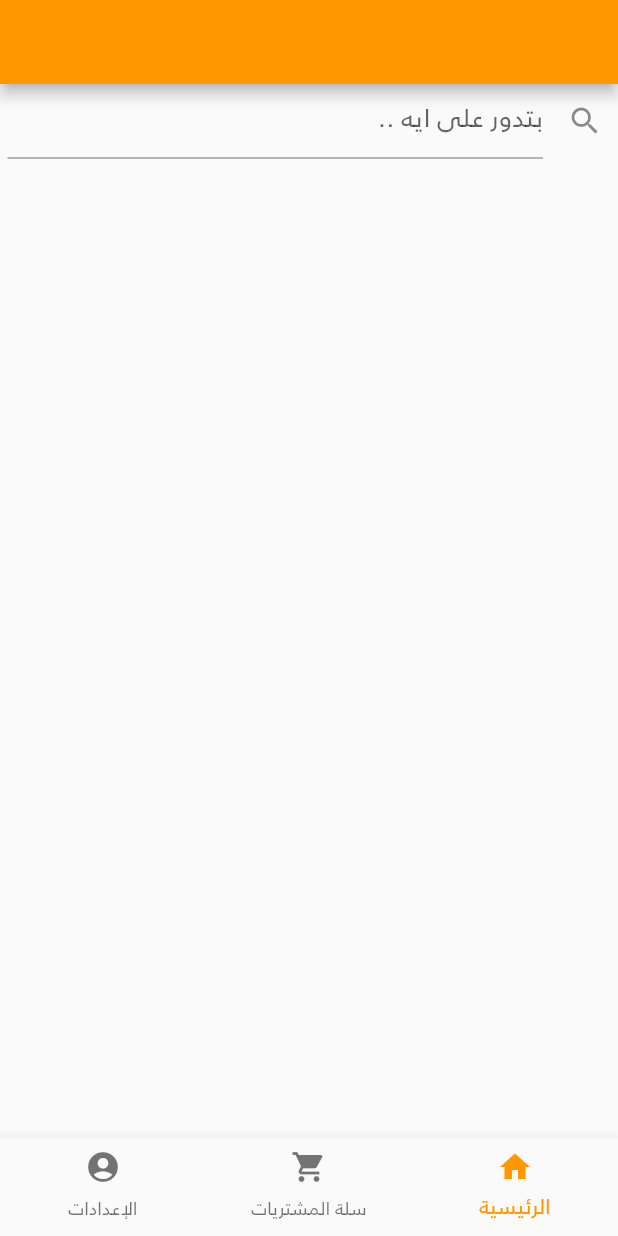
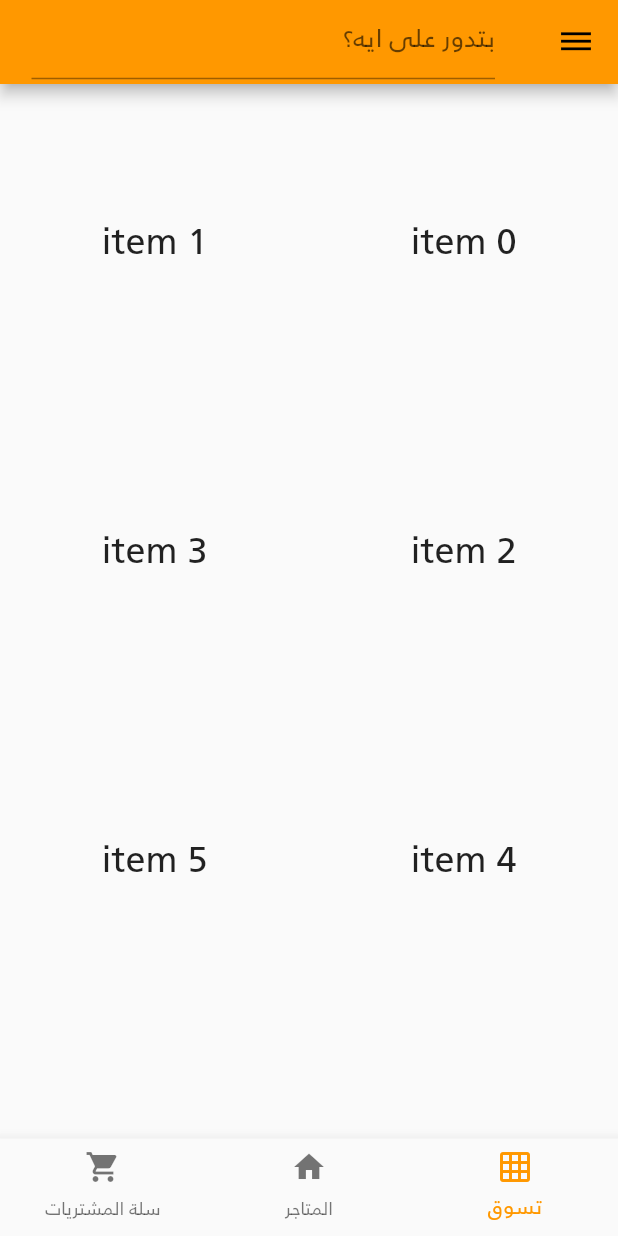
Before and after one commit to 416d72/tayar, a Flutter app: the screen it shows after launch, on a phone screen of 412 x 824 dp. Run offline on Flutter 3.47's test engine with Material 2 defaults, Android fonts, the phone set to English and light mode, and no system bars.

Commit message:
+ Side drawer + Empty user pages + Empty grid sections * Moved search to separate file * Separated common widgets * Modified pages

```diff
--- a/lib/user/main.dart
+++ b/lib/common/search.dart
@@ -1,20 +1,11 @@
 import 'package:flutter/material.dart';
 
-class MainList extends StatelessWidget {
-  @override
-  Widget build(BuildContext context) {
-    return Container(
-      child: _SearchFieldWidget(),
-    );
-  }
-}
-
-class _SearchFieldWidget extends StatefulWidget {
+class SearchFieldWidget extends StatefulWidget {
   @override
   _SearchField createState() => _SearchField();
 }
 
-class _SearchField extends State<_SearchFieldWidget> {
+class _SearchField extends State<SearchFieldWidget> {
   // Display search input field
   @override
   Widget build(BuildContext context) {
@@ -25,8 +16,7 @@ class _SearchField extends State<_SearchFieldWidget> {
       child: TextFormField(
         decoration: InputDecoration(
           contentPadding: EdgeInsets.all(0.0),
-          icon: Icon(Icons.search),
-          labelText: "بتدور على ايه ..",
+          labelText: "بتدور على ايه؟",
         ),
       ),
     );
--- a/lib/main.dart
+++ b/lib/main.dart
@@ -1,9 +1,16 @@
 import 'package:flutter/material.dart';
+import 'package:flutter/services.dart';
 import 'package:flutter_localizations/flutter_localizations.dart';
-import 'package:tayar/user/main.dart';
-// User's pages:
+import 'package:tayar/common/search.dart';
+import 'package:tayar/common/sideDrawer.dart';
+import 'package:tayar/user/cartPage.dart';
+import 'package:tayar/user/mainPage.dart';
+import 'package:tayar/user/preferencesPage.dart';
 
-void main() => runApp(MyApp());
+void main() {
+  SystemChrome.setPreferredOrientations([DeviceOrientation.portraitUp]);
+  runApp(MyApp());
+}
 
 class MyApp extends StatelessWidget {
   // This widget is the root of your application.
@@ -35,8 +42,7 @@ class MyHomePage extends StatefulWidget {
 
 class _MyHomePageState extends State<MyHomePage> {
   int _currentPage = 0;
-  final List<Widget> _pages = [MainList(), MainList(), MainList()];
-
+  final List<Widget> _pages = [MainPage(), CartPage(), PreferencesPage()];
   @override
   Widget build(BuildContext context) {
     // This method is rerun every time setState is called, for instance as done
@@ -46,34 +52,44 @@ class _MyHomePageState extends State<MyHomePage> {
     // fast, so that you can just rebuild anything that needs updating rather
     // than having to individually change instances of widgets.
     return Scaffold(
-      appBar: AppBar(),
+//      key: _scaffoldKey,
+      appBar: AppBar(
+        leading: Builder(
+            builder: (context) =>
+                IconButton(
+                  icon: Icon(Icons.dehaze),
+                  onPressed: () => Scaffold.of(context).openDrawer(),
+                )),
+        title: SearchFieldWidget(),
+      ),
       body: _pages[_currentPage],
+      drawer: SideDrawer(),
       bottomNavigationBar: BottomNavigationBar(
         onTap: updateCurrentPage,
         currentIndex: _currentPage,
         items: [
           BottomNavigationBarItem(
               icon: Icon(
-                Icons.home,
+                Icons.grid_on,
               ),
               activeIcon: Icon(
-                Icons.home,
+                Icons.grid_on,
                 color: Theme.of(context).accentColor,
               ),
-              title: Text("الرئيسية")),
+              title: Text("تسوق")),
           BottomNavigationBarItem(
-            icon: Icon(Icons.shopping_cart),
-            title: Text("سلة المشتريات"),
+            icon: Icon(Icons.home),
+            title: Text("المتاجر"),
             activeIcon: Icon(
-              Icons.shopping_cart,
+              Icons.home,
               color: Theme.of(context).accentColor,
             ),
           ),
           BottomNavigationBarItem(
-              icon: Icon(Icons.account_circle),
-              title: Text("الإعدادات"),
+              icon: Icon(Icons.shopping_cart),
+              title: Text("سلة المشتريات"),
               activeIcon: Icon(
-                Icons.account_circle,
+                Icons.shopping_cart,
                 color: Theme.of(context).accentColor,
               )),
         ],
--- /dev/null
+++ b/lib/user/mainPage.dart
@@ -0,0 +1,35 @@
+import 'package:flutter/material.dart';
+
+class MainPage extends StatelessWidget {
+  @override
+  Widget build(BuildContext context) {
+    return Container(
+      child: _MainSectionsWidget(),
+    );
+  }
+}
+
+class _MainSectionsWidget extends StatefulWidget {
+  @override
+  _MainSections createState() => _MainSections();
+}
+
+class _MainSections extends State<_MainSectionsWidget> {
+  @override
+  Widget build(BuildContext context) {
+    return GridView.count(
+      crossAxisCount: 2,
+      children: List.generate(16, (index) {
+        return Center(
+          child: Text(
+            "item $index",
+            style: Theme
+                .of(context)
+                .textTheme
+                .headline,
+          ),
+        );
+      }),
+    );
+  }
+}
```
Also changed, not shown: lib/common/sideDrawer.dart (added, +47 -0 lines), lib/user/cartPage.dart (added, +20 -0 lines), lib/user/preferencesPage.dart (added, +23 -0 lines), lib/generated/i18n.dart.
